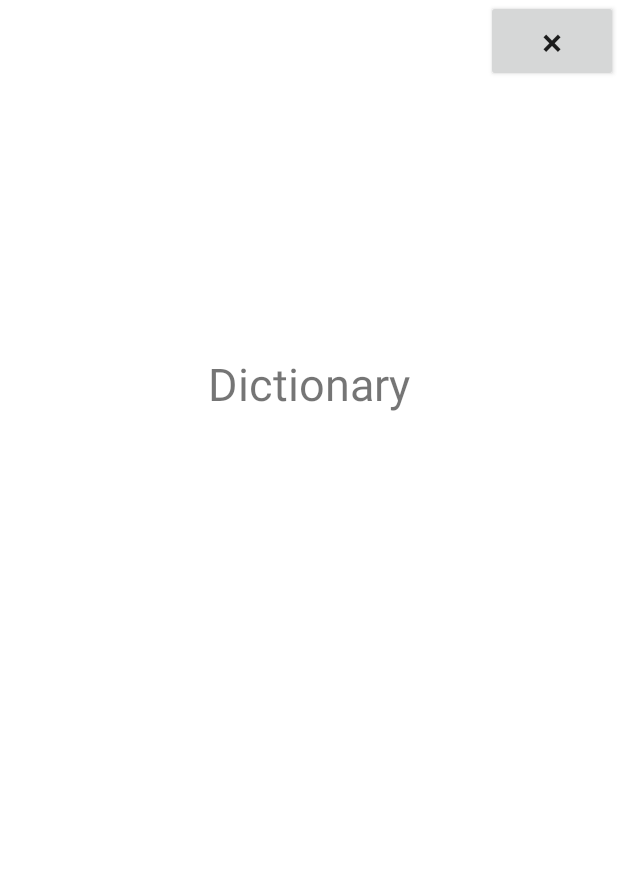
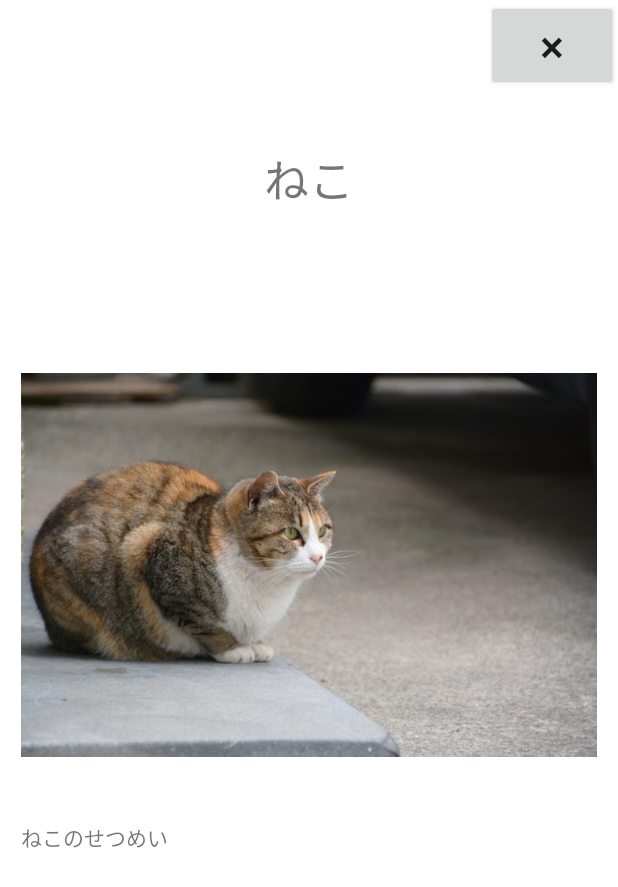
Before and after one commit to group4-ogawa/animal, an Android app: the DictionaryActivity screen opened directly, with no data from a screen before it, on a phone screen of 412 x 824 dp. Shown: the top 887 px of the screen. Run offline under Robolectric (Android 15) with nearby library versions, the phone set to English and light mode, and no system bars.

Commit message:
drawableに説明用画像の追加、引数により5種の動物の内容を表示するように設定。

```diff
--- a/AnimalWorld/app/src/main/java/com/example/animalworld/DictionaryActivity.kt
+++ b/AnimalWorld/app/src/main/java/com/example/animalworld/DictionaryActivity.kt
@@ -3,24 +3,46 @@ package com.example.animalworld
 import android.app.Activity
 import android.content.Intent
 import android.os.Bundle
+import android.widget.ImageView
+import android.widget.TextView
 import kotlinx.android.synthetic.main.activity_dictionary.*
 
 class DictionaryActivity : Activity() {
     override fun onCreate(savedInstanceState: Bundle?) {
         super.onCreate(savedInstanceState)
         setContentView(R.layout.activity_dictionary)
+
         var an = 1 //判別結果を代入
-        when(an){
-            1 -> print("Cat")
-            //ネコの解説を表示
-            2 -> print("Elephant")
-            //ネコの解説を表示
-            3 -> print("Giraffe")
-            //ネコの解説を表示
-            4 -> print("Lion")
-            //ネコの解説を表示
-            5 -> print("Turtle")
-            //ネコの解説を表示
+        var aName = findViewById<TextView>(R.id.name_view)
+        var aContent = findViewById<TextView>(R.id.content_view)
+        var aImage = findViewById<ImageView>(R.id.image_view)
+
+        when(an) {
+            1 -> {
+                aName.setText(R.string.cat)
+                aImage.setImageResource(R.drawable.catimage)
+                aContent.setText(R.string.catcon)
+            }//ネコの解説を表示
+            2 ->{
+                aName.setText(R.string.elephant)
+                aImage.setImageResource(R.drawable.catimage)
+                aContent.setText(R.string.catcon)
+            }//ゾウの解説を表示
+            3 ->{
+                aName.setText(R.string.giraffe)
+                aImage.setImageResource(R.drawable.giraffeimage)
+                aContent.setText(R.string.giraffecon)
+            }//キリンの解説を表示
+            4 ->{
+                aName.setText(R.string.lion)
+                aImage.setImageResource(R.drawable.lionimage)
+                aContent.setText(R.string.lioncon)
+            }//ライオンの解説を表示
+            5 ->{
+                aName.setText(R.string.turtle)
+                aImage.setImageResource(R.drawable.turtleimage)
+                aContent.setText(R.string.turtlecon)
+            }//カメの解説を表示
         }
 
         //ボタンを押すとメイン画面に遷移
--- a/AnimalWorld/app/src/main/res/layout/activity_dictionary.xml
+++ b/AnimalWorld/app/src/main/res/layout/activity_dictionary.xml
@@ -1,4 +1,5 @@
 <?xml version="1.0" encoding="utf-8"?>
+
 <androidx.constraintlayout.widget.ConstraintLayout xmlns:android="http://schemas.android.com/apk/res/android"
     xmlns:app="http://schemas.android.com/apk/res-auto"
     xmlns:tools="http://schemas.android.com/tools"
@@ -6,17 +7,17 @@
     android:layout_height="match_parent">
 
     <TextView
-        android:layout_width="wrap_content"
-        android:layout_height="wrap_content"
-        android:text="Dictionary"
-        android:textSize="30dp"
-
-        app:layout_constraintVertical_bias="0.3"
-        android:id="@+id/text_view"
+        android:id="@+id/name_view"
+        android:layout_width="181dp"
+        android:layout_height="77dp"
+        android:gravity="center_horizontal|center_vertical"
+        android:text="@string/defo"
+        android:textSize="30sp"
+        app:layout_constraintBottom_toBottomOf="parent"
         app:layout_constraintLeft_toLeftOf="parent"
         app:layout_constraintRight_toRightOf="parent"
-        app:layout_constraintBottom_toBottomOf="parent"
-        app:layout_constraintTop_toTopOf="parent" />
+        app:layout_constraintTop_toTopOf="parent"
+        app:layout_constraintVertical_bias="0.108" />
 
     <Button
         android:id="@+id/button_to_main"
@@ -26,7 +27,7 @@
         android:layout_marginLeft="400dp"
         android:layout_marginBottom="500dp"
         android:text="@string/back"
-        android:textSize="25dp"
+        android:textSize="30sp"
         app:backgroundTint="#000000"
         app:layout_constraintBottom_toBottomOf="parent"
         app:layout_constraintEnd_toEndOf="parent"
@@ -35,4 +36,36 @@
         app:layout_constraintTop_toTopOf="parent"
         app:layout_constraintVertical_bias="0.0" />
 
+    <ImageView
+        android:id="@+id/image_view"
+        android:layout_width="384dp"
+        android:layout_height="271dp"
+        android:layout_marginStart="15dp"
+        android:layout_marginLeft="15dp"
+        android:layout_marginTop="30dp"
+        android:layout_marginEnd="15dp"
+        android:layout_marginRight="15dp"
+        android:layout_marginBottom="260dp"
+        android:contentDescription="@string/catimage"
+        android:scaleType="fitCenter"
+        app:layout_constraintBottom_toBottomOf="parent"
+        app:layout_constraintEnd_toEndOf="parent"
+        app:layout_constraintStart_toStartOf="parent"
+        app:layout_constraintTop_toBottomOf="@+id/name_view" />
+
+    <TextView
+        android:id="@+id/content_view"
+        android:layout_width="384dp"
+        android:layout_height="254dp"
+        android:layout_marginStart="15dp"
+        android:layout_marginLeft="15dp"
+        android:layout_marginTop="12dp"
+        android:layout_marginEnd="15dp"
+        android:layout_marginRight="15dp"
+        android:text="@string/defo"
+        app:layout_constraintBottom_toBottomOf="parent"
+        app:layout_constraintEnd_toEndOf="parent"
+        app:layout_constraintStart_toStartOf="parent"
+        app:layout_constraintTop_toBottomOf="@+id/image_view" />
+
 </androidx.constraintlayout.widget.ConstraintLayout>
--- a/AnimalWorld/app/src/main/res/values/strings.xml
+++ b/AnimalWorld/app/src/main/res/values/strings.xml
@@ -1,9 +1,21 @@
 <resources>
     <string name="app_name">AnimalWorld</string>
     <string name="back">×</string>
+    <string name="defo">デフォルト</string>
     <string name="cat">ねこ</string>
+    <string name="catcon">ねこのせつめい</string>
+    <string name="catimage">catimage</string>
     <string name="elephant">ぞう</string>
+    <string name="elephantcon">ぞうのせつめい</string>
+    <string name="elephantimage">elephantimage</string>
     <string name="giraffe">きりん</string>
+    <string name="giraffecon">きりんのせつめい</string>
+    <string name="giraffeimage">giraffeimage</string>
     <string name="lion">らいおん</string>
+    <string name="lioncon">らいおんのせつめい</string>
+    <string name="lionimage">lionimage</string>
     <string name="turtle">かめ</string>
+    <string name="turtlecon">かめのせつめい</string>
+    <string name="turtleimage">turtleimage</string>
+
 </resources>
```
Also changed, not shown: AnimalWorld/app/src/main/res/drawable/catimage.jpg (added), AnimalWorld/app/src/main/res/drawable/elephantimage.jpg (added), AnimalWorld/app/src/main/res/drawable/giraffeimage.jpg (added), AnimalWorld/app/src/main/res/drawable/lionimage.jpg (added), AnimalWorld/app/src/main/res/drawable/turtleimage.jpg (added).
